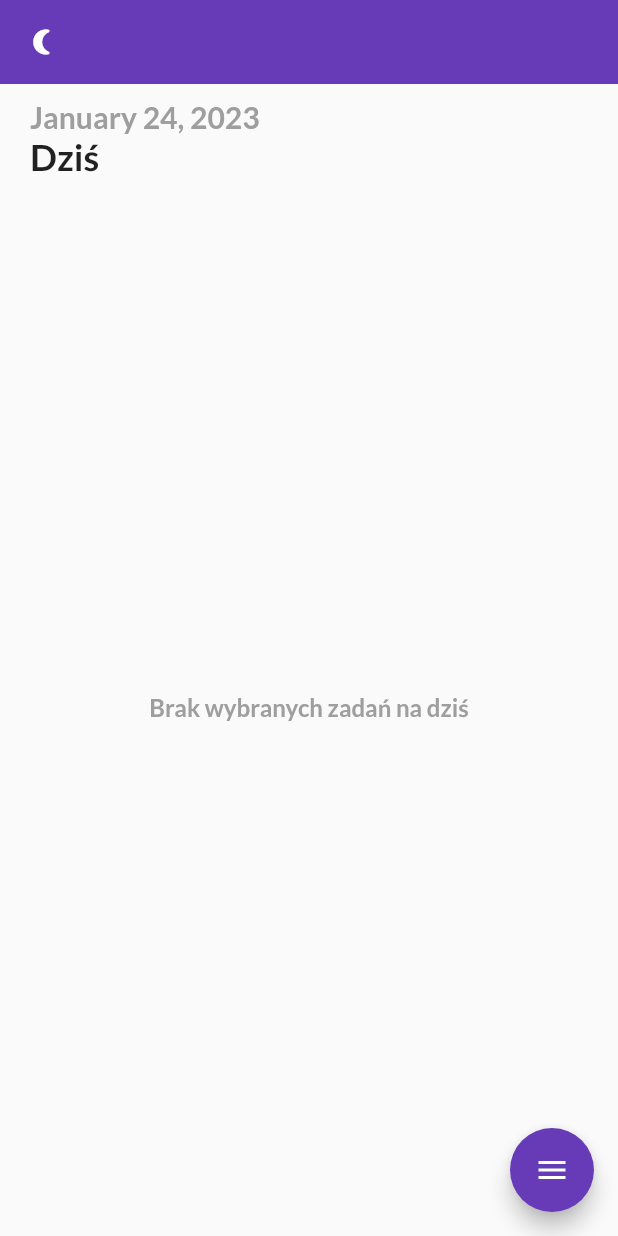
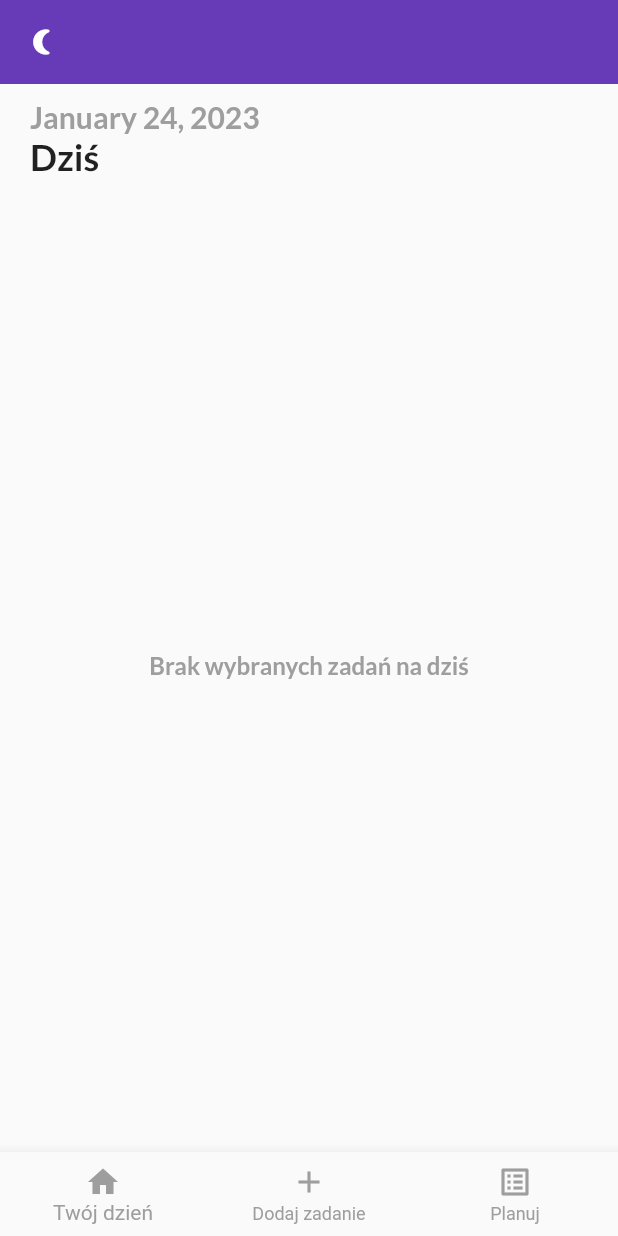
Before and after one commit to uchmielewska/Einsenhover-planner, a Flutter app: the screen it shows after launch, on a phone screen of 412 x 824 dp. Run offline on Flutter 3.47's test engine with Material 2 defaults, Android fonts, the phone set to English and light mode, and no system bars; drawn by our look-alikes of flutter_speed_dial; our stand-ins replace bloc, cloud_firestore, firebase_core, flutter_bloc, get, get_storage and 1 more; accounts and stored records are empty.

Commit message:
init navigation with bottom bar

```diff
--- a/lib/ui/router/routes.dart
+++ b/lib/ui/router/routes.dart
@@ -1,6 +1,5 @@
 const String homeRoute = '/';
 
-const String tasksRoute = "/tasks";
 const String addTaskRoute = "/task/add";
 
 const String planDayRoute = "/plan";
--- a/lib/ui/screens/home_screen.dart
+++ b/lib/ui/screens/home_screen.dart
@@ -1,14 +1,12 @@
-import 'package:eisenhover_planner/ui/screens/add_task_screen.dart';
-import 'package:eisenhover_planner/ui/screens/plan_day_screen.dart';
 import 'package:eisenhover_planner/ui/theme.dart';
 import 'package:flutter/material.dart';
 import 'package:flutter_bloc/flutter_bloc.dart';
-import 'package:flutter_speed_dial/flutter_speed_dial.dart';
 import 'package:intl/intl.dart';
 import 'package:get/get.dart';
 
 import '../../business_logic/cubit/task/task_cubit.dart';
 import '../../services/theme_services.dart';
+import '../widgets/bottom_nagivation.dart';
 import '../widgets/task_tile.dart';
 
 class HomeScreen extends StatefulWidget {
@@ -25,6 +23,7 @@ class _HomeScreenState extends State<HomeScreen> {
 
     return Scaffold(
       appBar: _appBar(),
+      bottomNavigationBar: const BottomNavigationWidget(),
       body: Column(
           crossAxisAlignment: CrossAxisAlignment.start,
           children: <Widget>[
@@ -46,7 +45,8 @@ class _HomeScreenState extends State<HomeScreen> {
                     children: ListTile.divideTiles(
                         context: context,
                         tiles: state.tasks.map((task) {
-                            return MyTaskTile(
+                          return task.isChosen
+                              ? MyTaskTile(
                                   id: task.id,
                                   title: task.title,
                                   description: task.description,
@@ -54,33 +54,15 @@ class _HomeScreenState extends State<HomeScreen> {
                                   isImportant: task.isImportant,
                                   isPrior: task.isPrior,
                                   isChosen: task.isChosen,
-                            );
+                                )
+                              : const SizedBox.shrink();
                         })).toList(),
                   );
                 },
               ),
             )
           ]),
-        floatingActionButton: _floatingMenuButton());
-  }
-
-  _floatingMenuButton() {
-    return SpeedDial(
-        animatedIcon: AnimatedIcons.menu_close,
-        spacing: 12,
-        spaceBetweenChildren: 12,
-        backgroundColor: primaryClr,
-        foregroundColor: Colors.white,
-        children: [
-          SpeedDialChild(
-              child: const Icon(Icons.add),
-              label: 'Dodaj zadanie',
-              onTap: () => Get.to(const AddTaskScreen())),
-          SpeedDialChild(
-              child: const Icon(Icons.list_alt),
-              label: 'Planuj dzień',
-              onTap: () => Get.to(const PlanDayScreen()))
-        ]);
+    );
   }
 
   _addTaskBar() {
@@ -93,7 +75,7 @@ class _HomeScreenState extends State<HomeScreen> {
               style: subHeadingStyle),
           Text("Dziś",
               style: headingStyle,
-              selectionColor: Get.isDarkMode ? Colors.white : Colors.black)
+              selectionColor: Get.isDarkMode ? Colors.white : Colors.black),
         ],
       ),
     );
--- /dev/null
+++ b/lib/ui/widgets/bottom_nagivation.dart
@@ -0,0 +1,64 @@
+import 'package:flutter/material.dart';
+
+import '../router/routes.dart';
+
+class BottomNavigationWidget extends StatefulWidget {
+  const BottomNavigationWidget({Key? key}) : super(key: key);
+
+  @override
+  State<BottomNavigationWidget> createState() => _BottomNavigationWidgetState();
+}
+
+class _BottomNavigationWidgetState extends State<BottomNavigationWidget> {
+  int _selectedIndex = 0;
+
+  void _onItemTapped(int index, BuildContext context) {
+    setState(() {
+      _selectedIndex = index;
+    });
+
+    Navigator.of(context).pushNamed(_paths[index]);
+    ModalRoute.of(context)?.settings.name == _paths[index];
+  }
+
+  int _currentIndex(BuildContext context) {
+    final index = _paths
+        .indexWhere((path) => ModalRoute.of(context)?.settings.name == path);
+
+    final a = ModalRoute.of(context)?.settings.name;
+
+    if (index < 0) {
+      return 0;
+    }
+
+    return index;
+  }
+
+  final List<String> _paths = [homeRoute, addTaskRoute, planDayRoute];
+
+  @override
+  Widget build(BuildContext context) {
+    return BottomNavigationBar(
+      items: const <BottomNavigationBarItem>[
+        BottomNavigationBarItem(
+          icon: Icon(Icons.home),
+          label: 'Twój dzień',
+        ),
+        BottomNavigationBarItem(
+          icon: Icon(Icons.add),
+          label: 'Dodaj zadanie',
+        ),
+        BottomNavigationBarItem(
+          icon: Icon(Icons.list_alt),
+          label: 'Planuj',
+        ),
+      ],
+      currentIndex: _currentIndex(context),
+      selectedItemColor: Colors.grey,
+      unselectedItemColor: Colors.grey,
+      onTap: (index) {
+        _onItemTapped(index, context);
+      },
+    );
+  }
+}
```
Also changed, not shown: lib/ui/screens/plan_day_screen.dart (+59 -0 lines). Lines whose indentation alone changed are shown as unchanged.
